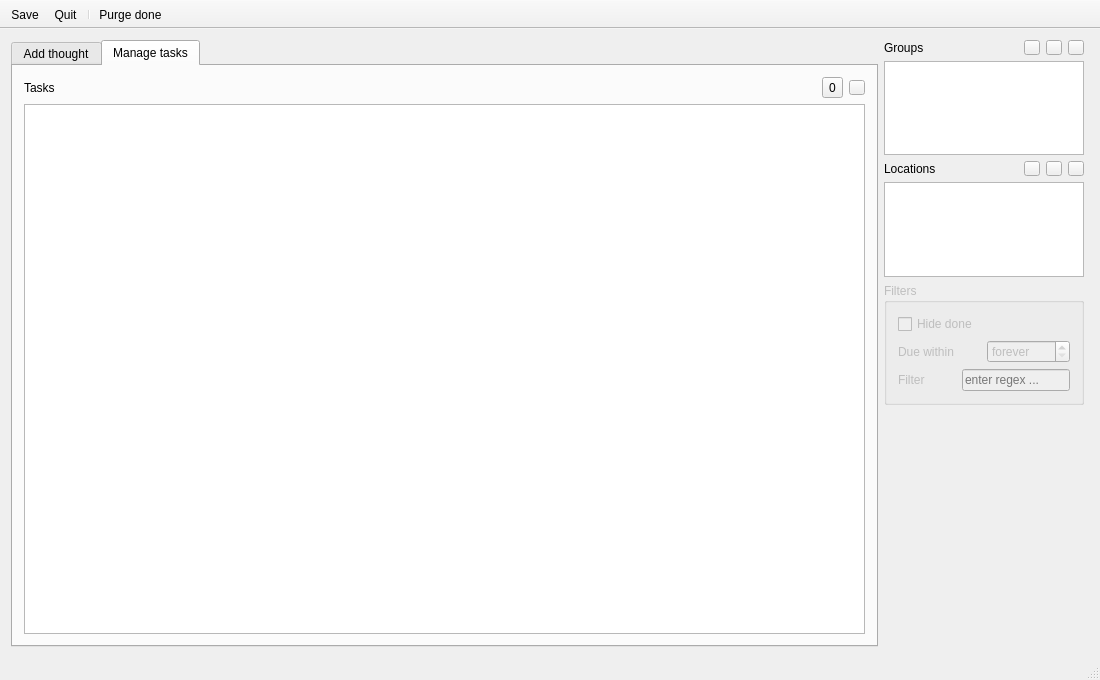
First picture: the form in MainWindow.ui, repository hheld/JustDoIt, before the edit.
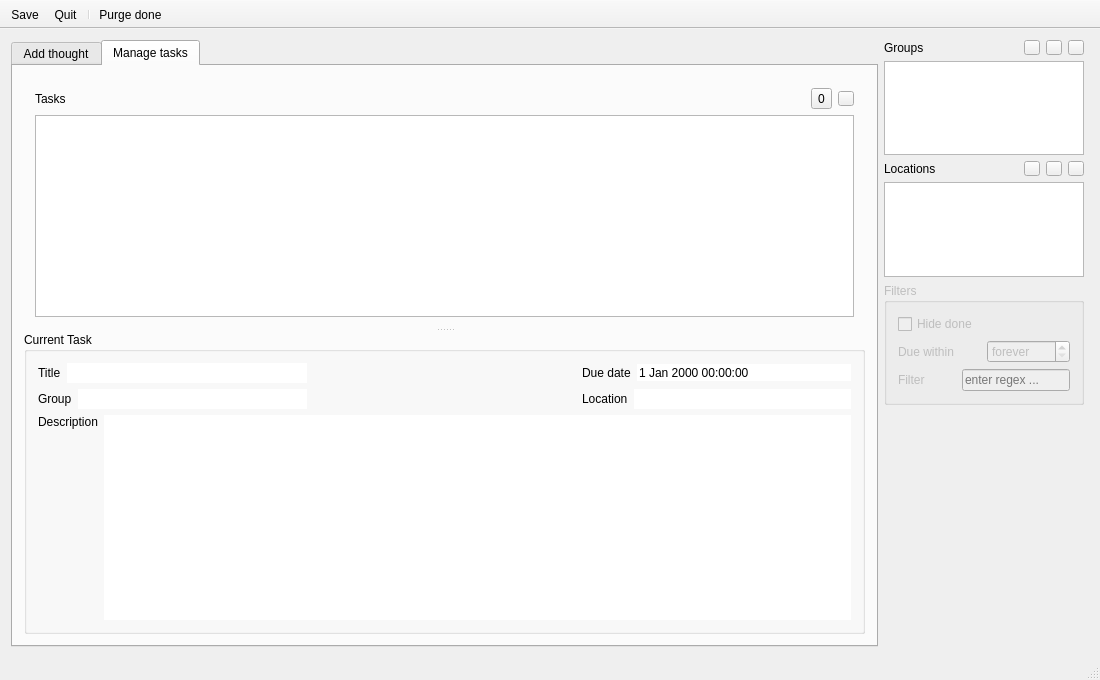
Second picture: the form after the edit. The open tabs and pages were chosen to show the change. Icons and pictures are not drawn. Custom widgets are drawn as their Qt base class.

Commit message: Added always visible description of currently selected task underneath the task table view.

```diff
--- a/MainWindow.ui
+++ b/MainWindow.ui
@@ -171,6 +171,17 @@
          </attribute>
          <layout class="QGridLayout" name="gridLayout_6">
           <item row="0" column="0">
+           <widget class="QSplitter" name="splitter">
+            <property name="frameShape">
+             <enum>QFrame::NoFrame</enum>
+            </property>
+            <property name="orientation">
+             <enum>Qt::Vertical</enum>
+            </property>
+            <property name="childrenCollapsible">
+             <bool>false</bool>
+            </property>
+            <widget class="QWidget" name="">
            <layout class="QVBoxLayout" name="verticalLayout_3">
             <item>
              <layout class="QHBoxLayout" name="horizontalLayout_7">
@@ -229,6 +240,12 @@
             </item>
             <item>
              <widget class="TaskTableView" name="table_tasks">
+                <property name="sizePolicy">
+                 <sizepolicy hsizetype="Expanding" vsizetype="Expanding">
+                  <horstretch>0</horstretch>
+                  <verstretch>0</verstretch>
+                 </sizepolicy>
+                </property>
               <property name="mouseTracking">
                <bool>false</bool>
               </property>
@@ -281,6 +298,214 @@
              </widget>
             </item>
            </layout>
+            </widget>
+            <widget class="QGroupBox" name="groupBox_currentTask">
+             <property name="sizePolicy">
+              <sizepolicy hsizetype="Expanding" vsizetype="Expanding">
+               <horstretch>0</horstretch>
+               <verstretch>0</verstretch>
+              </sizepolicy>
+             </property>
+             <property name="styleSheet">
+              <string notr="true"/>
+             </property>
+             <property name="title">
+              <string>Current Task</string>
+             </property>
+             <layout class="QGridLayout" name="gridLayout_9">
+              <item row="0" column="0">
+               <layout class="QVBoxLayout" name="verticalLayout_6">
+                <item>
+                 <layout class="QHBoxLayout" name="horizontalLayout_16">
+                  <item>
+                   <layout class="QHBoxLayout" name="horizontalLayout_9">
+                    <item>
+                     <widget class="QLabel" name="label_8">
+                      <property name="text">
+                       <string>Title</string>
+                      </property>
+                      <property name="buddy">
+                       <cstring>lineEdit_titleDisplay</cstring>
+                      </property>
+                     </widget>
+                    </item>
+                    <item>
+                     <widget class="QLineEdit" name="lineEdit_titleDisplay">
+                      <property name="sizePolicy">
+                       <sizepolicy hsizetype="Expanding" vsizetype="Fixed">
+                        <horstretch>0</horstretch>
+                        <verstretch>0</verstretch>
+                       </sizepolicy>
+                      </property>
+                      <property name="frame">
+                       <bool>false</bool>
+                      </property>
+                      <property name="readOnly">
+                       <bool>true</bool>
+                      </property>
+                     </widget>
+                    </item>
+                   </layout>
+                  </item>
+                  <item>
+                   <spacer name="horizontalSpacer">
+                    <property name="orientation">
+                     <enum>Qt::Horizontal</enum>
+                    </property>
+                    <property name="sizeHint" stdset="0">
+                     <size>
+                      <width>40</width>
+                      <height>20</height>
+                     </size>
+                    </property>
+                   </spacer>
+                  </item>
+                  <item>
+                   <layout class="QHBoxLayout" name="horizontalLayout_12">
+                    <item>
+                     <widget class="QLabel" name="label_dueDateDisplay">
+                      <property name="text">
+                       <string>Due date</string>
+                      </property>
+                      <property name="buddy">
+                       <cstring>dateTimeEdit_duedateDisplay</cstring>
+                      </property>
+                     </widget>
+                    </item>
+                    <item>
+                     <widget class="QDateTimeEdit" name="dateTimeEdit_duedateDisplay">
+                      <property name="sizePolicy">
+                       <sizepolicy hsizetype="Expanding" vsizetype="Fixed">
+                        <horstretch>0</horstretch>
+                        <verstretch>0</verstretch>
+                       </sizepolicy>
+                      </property>
+                      <property name="frame">
+                       <bool>false</bool>
+                      </property>
+                      <property name="readOnly">
+                       <bool>true</bool>
+                      </property>
+                      <property name="buttonSymbols">
+                       <enum>QAbstractSpinBox::NoButtons</enum>
+                      </property>
+                     </widget>
+                    </item>
+                   </layout>
+                  </item>
+                 </layout>
+                </item>
+                <item>
+                 <layout class="QHBoxLayout" name="horizontalLayout_15">
+                  <item>
+                   <layout class="QHBoxLayout" name="horizontalLayout_11">
+                    <item>
+                     <widget class="QLabel" name="label_11">
+                      <property name="text">
+                       <string>Group</string>
+                      </property>
+                      <property name="buddy">
+                       <cstring>lineEdit_groupDisplay</cstring>
+                      </property>
+                     </widget>
+                    </item>
+                    <item>
+                     <widget class="QLineEdit" name="lineEdit_groupDisplay">
+                      <property name="frame">
+                       <bool>false</bool>
+                      </property>
+                      <property name="readOnly">
+                       <bool>true</bool>
+                      </property>
+                     </widget>
+                    </item>
+                   </layout>
+                  </item>
+                  <item>
+                   <spacer name="horizontalSpacer_3">
+                    <property name="orientation">
+                     <enum>Qt::Horizontal</enum>
+                    </property>
+                    <property name="sizeHint" stdset="0">
+                     <size>
+                      <width>40</width>
+                      <height>20</height>
+                     </size>
+                    </property>
+                   </spacer>
+                  </item>
+                  <item>
+                   <layout class="QHBoxLayout" name="horizontalLayout_13">
+                    <item>
+                     <widget class="QLabel" name="label_12">
+                      <property name="text">
+                       <string>Location</string>
+                      </property>
+                      <property name="buddy">
+                       <cstring>lineEdit_locationDisplay</cstring>
+                      </property>
+                     </widget>
+                    </item>
+                    <item>
+                     <widget class="QLineEdit" name="lineEdit_locationDisplay">
+                      <property name="frame">
+                       <bool>false</bool>
+                      </property>
+                      <property name="readOnly">
+                       <bool>true</bool>
+                      </property>
+                     </widget>
+                    </item>
+                   </layout>
+                  </item>
+                 </layout>
+                </item>
+                <item>
+                 <layout class="QHBoxLayout" name="horizontalLayout_14">
+                  <item>
+                   <layout class="QVBoxLayout" name="verticalLayout_5">
+                    <item>
+                     <widget class="QLabel" name="label_10">
+                      <property name="text">
+                       <string>Description</string>
+                      </property>
+                      <property name="buddy">
+                       <cstring>plainTextEdit_descriptionDisplay</cstring>
+                      </property>
+                     </widget>
+                    </item>
+                    <item>
+                     <spacer name="verticalSpacer_4">
+                      <property name="orientation">
+                       <enum>Qt::Vertical</enum>
+                      </property>
+                      <property name="sizeHint" stdset="0">
+                       <size>
+                        <width>20</width>
+                        <height>40</height>
+                       </size>
+                      </property>
+                     </spacer>
+                    </item>
+                   </layout>
+                  </item>
+                  <item>
+                   <widget class="QPlainTextEdit" name="plainTextEdit_descriptionDisplay">
+                    <property name="frameShape">
+                     <enum>QFrame::NoFrame</enum>
+                    </property>
+                    <property name="readOnly">
+                     <bool>true</bool>
+                    </property>
+                   </widget>
+                  </item>
+                 </layout>
+                </item>
+               </layout>
+              </item>
+             </layout>
+            </widget>
+           </widget>
           </item>
          </layout>
         </widget>
```
Left out of the diff: 8 changed lines with no effect on the pictures. Lines whose indentation alone changed are shown as unchanged. The commit also changes 5 other files.
